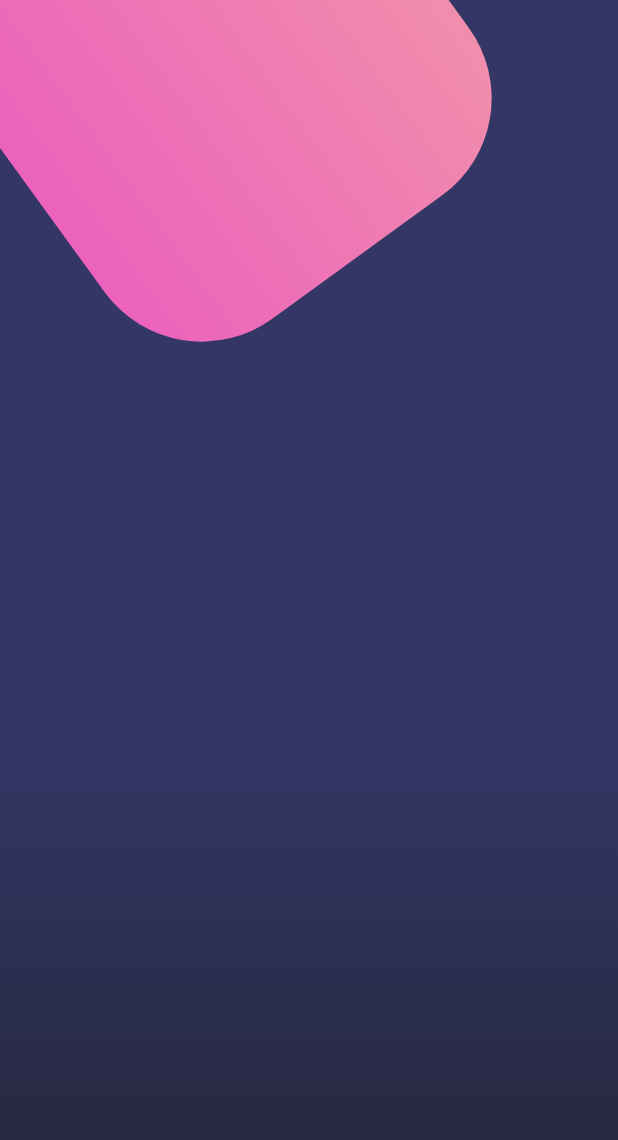
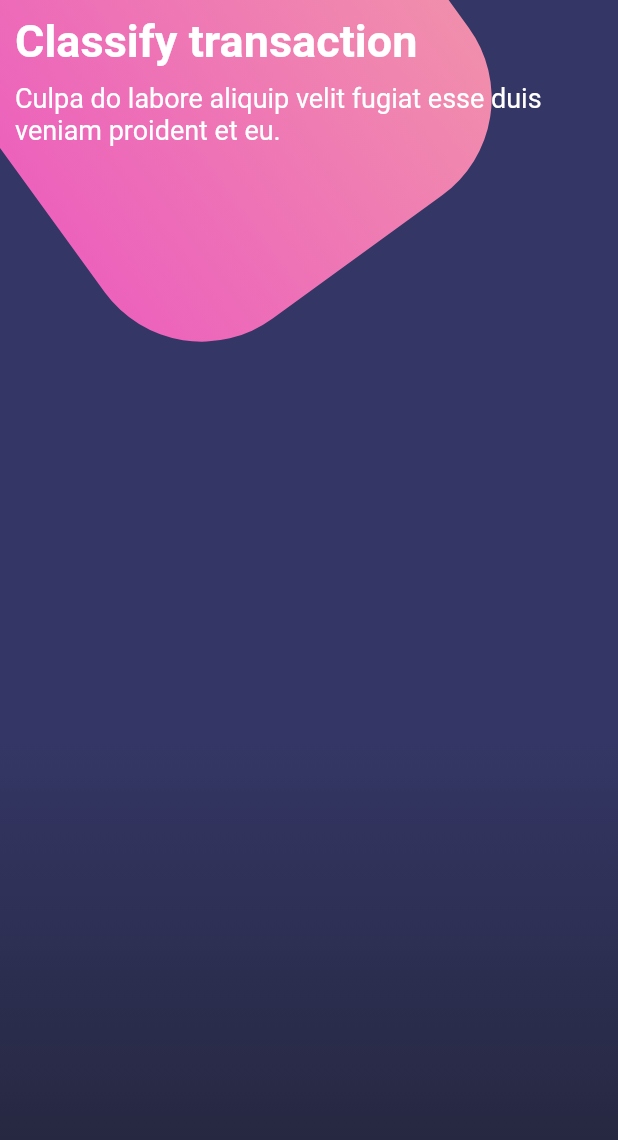
Before and after one commit to Marisabel-Condori/dise-os-flutter, a Flutter app: the screen it shows after launch, on a phone screen of 412 x 824 dp. Shown: the top 1140 px of the screen. Run offline on Flutter 3.47's test engine with Material 2 defaults, Android fonts, the phone set to English and light mode, and no system bars.

Commit message:
adicionar texto

```diff
--- a/lib/main.dart
+++ b/lib/main.dart
@@ -3,6 +3,7 @@ import 'package:flutter/material.dart';
 import 'package:disenio_fluter1/pages/botones_page.dart';
 import 'package:disenio_fluter1/pages/home_page.dart';
 import 'package:disenio_fluter1/pages/scroll_page.dart';
+import 'package:flutter/services.dart';
 
 
 void main() => runApp(MyApp());
@@ -11,6 +12,7 @@ class MyApp extends StatelessWidget {
   // This widget is the root of your application.
   @override
   Widget build(BuildContext context) {
+    SystemChrome.setSystemUIOverlayStyle(SystemUiOverlayStyle.light.copyWith(statusBarColor: Colors.blue));
     return MaterialApp(
       title: 'diseños',
       debugShowCheckedModeBanner: false,
--- a/lib/pages/botones_page.dart
+++ b/lib/pages/botones_page.dart
@@ -9,6 +9,13 @@ class BotonesPage extends StatelessWidget {
       body: Stack(
         children: <Widget>[
           _fondo(),
+          SingleChildScrollView(
+            child: Column(
+              children: <Widget>[
+                _titulos(),
+              ],
+            ),
+          ),
         ],
       ),
     );
@@ -42,7 +49,6 @@ class BotonesPage extends StatelessWidget {
             ])),
       ),
     );
-
     return Stack(
       children: <Widget>[
         gradiente,
@@ -53,4 +59,20 @@ class BotonesPage extends StatelessWidget {
       ],
     );
   }
+
+  Widget _titulos() {
+    return SafeArea(
+      child: Container(
+        padding: EdgeInsets.all(10.0),
+        child: Column(
+          crossAxisAlignment: CrossAxisAlignment.start,
+          children: <Widget>[
+            Text('Classify transaction', style: TextStyle(color: Colors.white, fontSize: 30.0, fontWeight: FontWeight.bold)),
+            SizedBox(height: 10.0,),
+            Text('Culpa do labore aliquip velit fugiat esse duis veniam proident et eu.', style: TextStyle(color: Colors.white, fontSize: 18.0))
+          ],
+        ),
+      ),
+    );
+  }
 }
```
